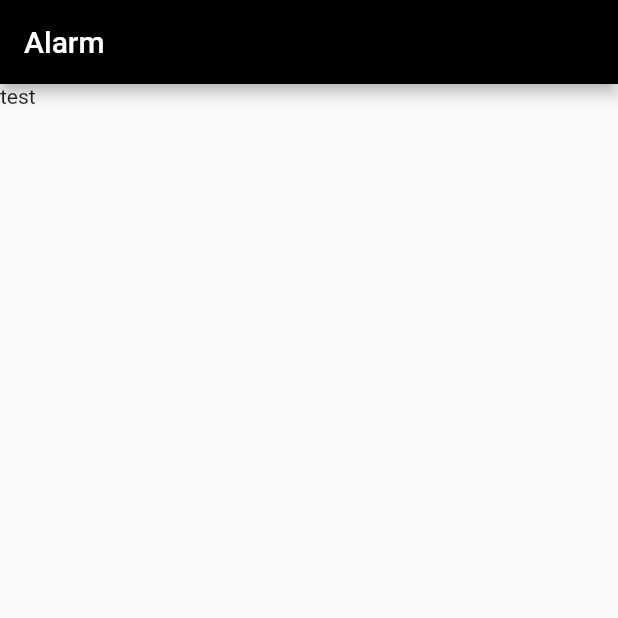
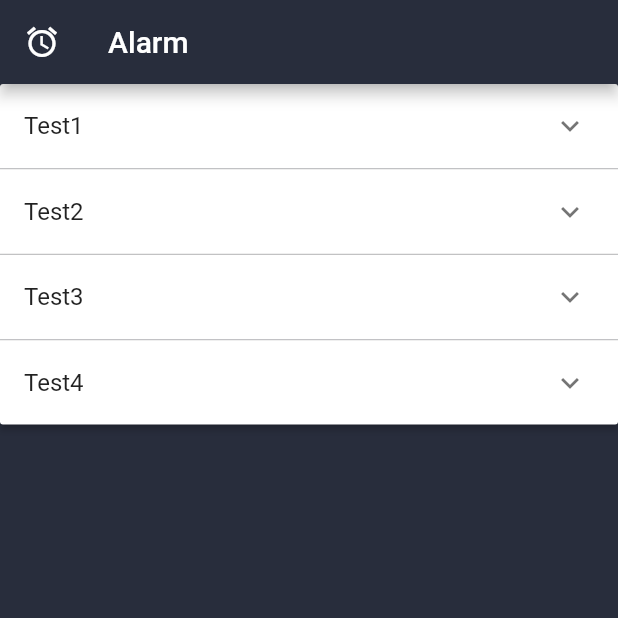
Before and after one commit to LavaYasha/Alarm, a Flutter app: the screen it shows after launch, on a phone screen of 412 x 824 dp, the top half of it. Run offline on Flutter 3.47's test engine with Material 2 defaults, Android fonts, the phone set to English and light mode, and no system bars.

Commit message:
Add Groups & Alarms

```diff
--- /dev/null
+++ b/lib/AlarmGroup.dart
@@ -0,0 +1,9 @@
+import 'package:flutter/material.dart';
+
+class AlarmGrop{
+  String title;
+  String discriptions;
+  bool isOpen;
+
+  AlarmGrop({this.title, this.discriptions, this.isOpen = false});
+}
--- a/lib/MainScreen.dart
+++ b/lib/MainScreen.dart
@@ -1,14 +1,79 @@
 import 'package:flutter/material.dart';
-
+import 'package:alarm_app/AlarmGroup.dart';
+import 'package:alarm_app/Alarm.dart';
 class MainScreen extends StatelessWidget{
   @override
   Widget build(BuildContext context) {
-    return Scaffold(
-      appBar: AppBar(
-        title: Text("Alarm"),
-      ),
-      body: Text("test"),
+    return Container(
+      child: Scaffold(
+        backgroundColor: Theme.of(context).primaryColor,
+        appBar: AppBar(
+          leading: Icon(Icons.alarm),
+          title: Text("Alarm"),
+        ),
+        body: AlarmGroupList()
+      )
     );
   }
 
+  List<Widget> _AlarmGroup() {
+    return List<Widget>();
+  }
 }
+class AlarmGroupList extends StatefulWidget {
+
+  @override
+  AlarmGroupListState createState() => AlarmGroupListState();
+}
+
+class AlarmGroupListState extends State<AlarmGroupList> {
+
+  final _alarmGroups = <AlarmGrop>[
+    AlarmGrop(title: "Test1", discriptions: "Test", isOpen: false),
+    AlarmGrop(title: "Test2", discriptions: "Test", isOpen: false),
+    AlarmGrop(title: "Test3", discriptions: "Test", isOpen: false),
+    AlarmGrop(title: "Test4", discriptions: "Test", isOpen: false)
+  ];
+
+  final _alarms = <Alarm>[
+          Alarm(title: "alarm1", discription: "test dis", icon: Icon(Icons.airline_seat_flat_angled)),
+          Alarm(title: "alarm1", discription: "test dis", icon: Icon(Icons.airport_shuttle)),
+          Alarm(title: "alarm1"),
+          Alarm(title: "alarm1", discription: "test dis")
+  ];
+  @override
+  Widget build(BuildContext context) {
+    return SingleChildScrollView(
+      child: Container(
+        child: _buildPanel(alarmList: _alarms)
+      )
+    );
+  }
+
+  Widget _buildPanel({List<Alarm> alarmList}){
+    return ExpansionPanelList(
+      expansionCallback: (int index, bool isOpen){
+        setState((){
+          _alarmGroups[index].isOpen = !isOpen;
+        });
+      },
+      children: _alarmGroups.map((AlarmGrop item){
+        return ExpansionPanel(
+          headerBuilder: (BuildContext context, bool isOpen){
+            return ListTile(
+              title: Text(item.title)
+            );
+          },
+          body: Container(
+            child: Column(
+              children: _alarms.toList(),
+            ),
+          ),
+
+          isExpanded: item.isOpen,
+          canTapOnHeader: true
+        );
+      }).toList(),
+    );
+  }
+}
--- a/lib/main.dart
+++ b/lib/main.dart
@@ -10,9 +10,10 @@ class AlarmApp extends StatelessWidget{
     return MaterialApp(
       title: "Alarm",
       theme: ThemeData(
-        primaryColorBrightness: Brightness.dark,
-        primaryColor: Colors.black,
-        accentColor: Colors.grey
+        primaryColor: Color.fromRGBO(40, 45, 60, 1),
+        textTheme: TextTheme(
+          headline6: TextStyle(color: Colors.white)
+        ),
       ),
       home: MainScreen(),
     );
```
Also changed, not shown: lib/Alarm.dart (added, +38 -0 lines), 2 other files.
